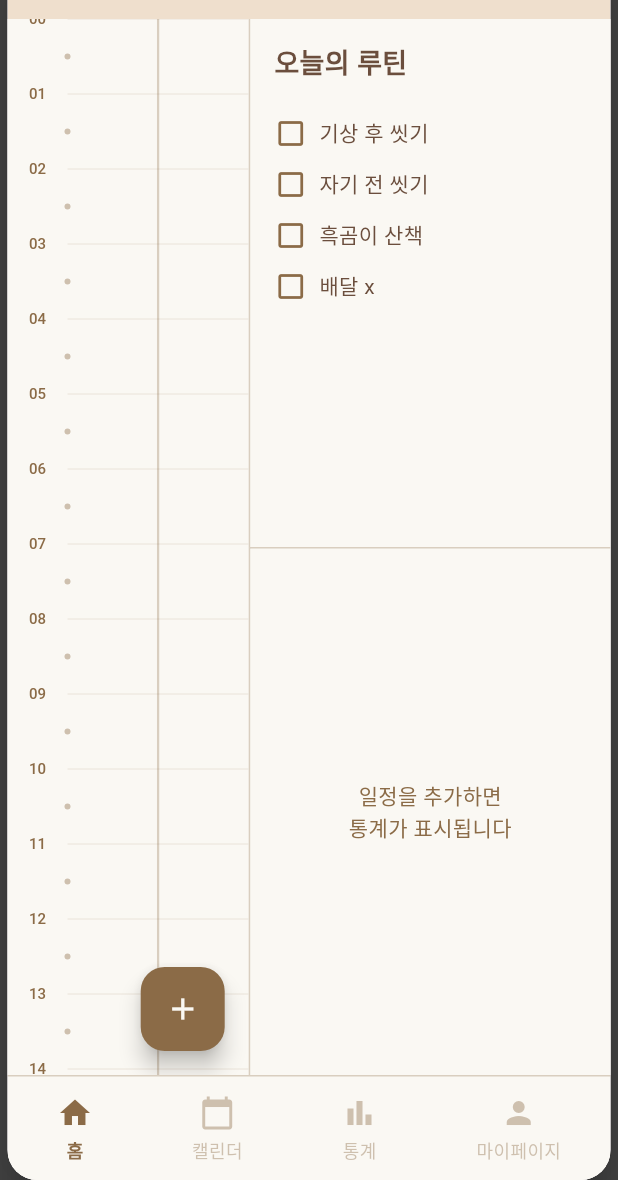
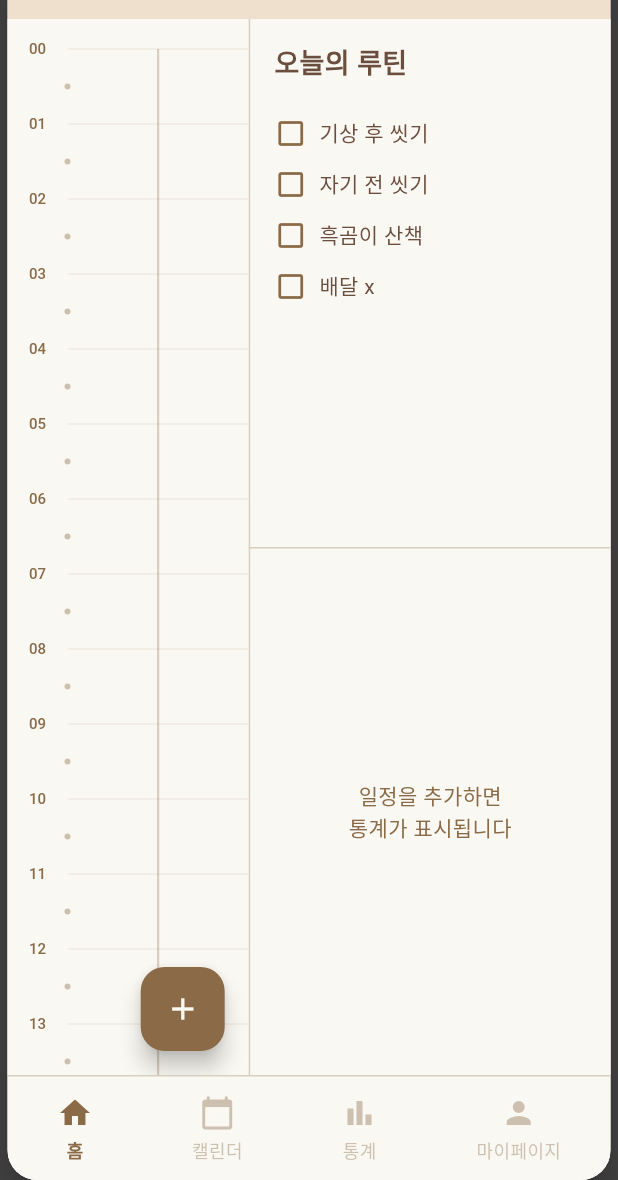
Before and after one commit to jam9582/todo, a Flutter app: the screen it shows after launch, on a phone screen of 412 x 824 dp, the part 56-1236 px from its top. Run offline on Flutter 3.47's test engine with Material 3 defaults, Android fonts, the phone set to English and light mode, and no system bars; our stand-ins replace hive, hive_flutter, table_calendar; accounts and stored records are empty.

Commit message:
chore: 할일 시간에서 00 시의 위쪽 절반이 잘려서 보이는 문제 padding 줘서 해결

```diff
--- a/lib/pages/home_page.dart
+++ b/lib/pages/home_page.dart
@@ -84,6 +84,8 @@ class _HomePageState extends State<HomePage> {
                     children: [
                     // 스크롤 가능한 타임라인
                     SingleChildScrollView(
+                      child: Padding(
+                        padding: const EdgeInsets.only(top: 20), // 00시 텍스트가 잘리지 않도록
                         child: SizedBox(
                           // 24시간 * 시간당 높이 = 총 스크롤 높이
                           height: 24 * AppSizes.hourHeight,
@@ -138,7 +140,8 @@ class _HomePageState extends State<HomePage> {
                           ],
                         ),
                       ),
-                    ),
+                      ), // Padding 닫기
+                    ), // SingleChildScrollView 닫기
                     // + 버튼 (플로팅)
                     Positioned(
                       bottom: 16,
```
Lines whose indentation alone changed are shown as unchanged.
